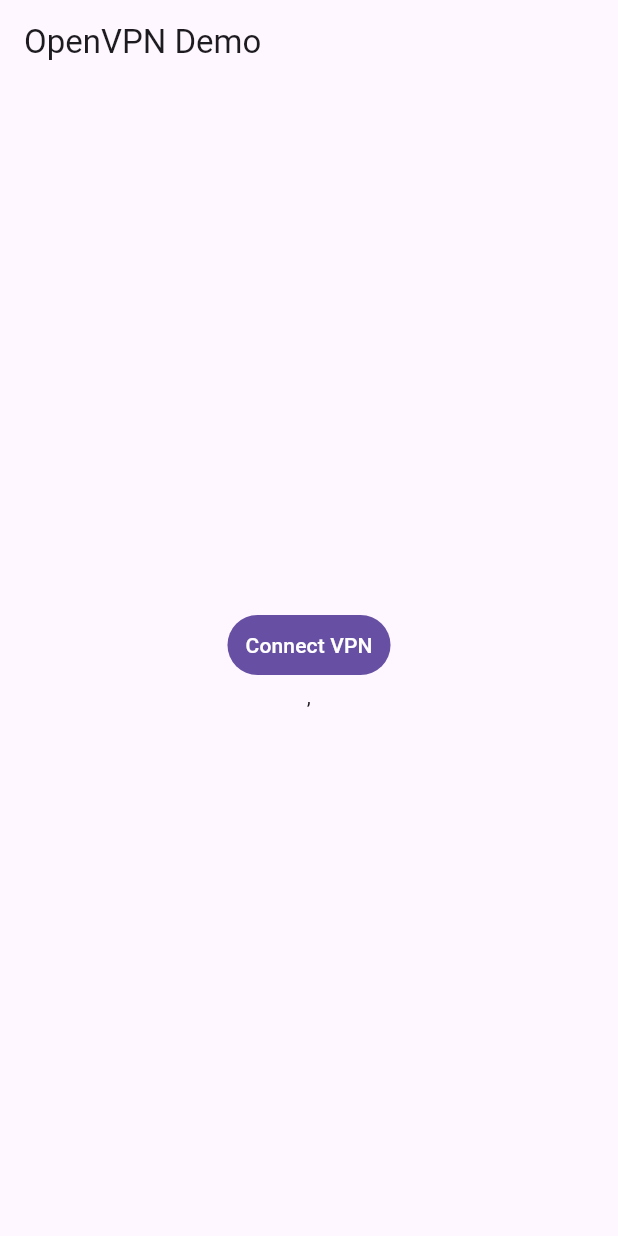
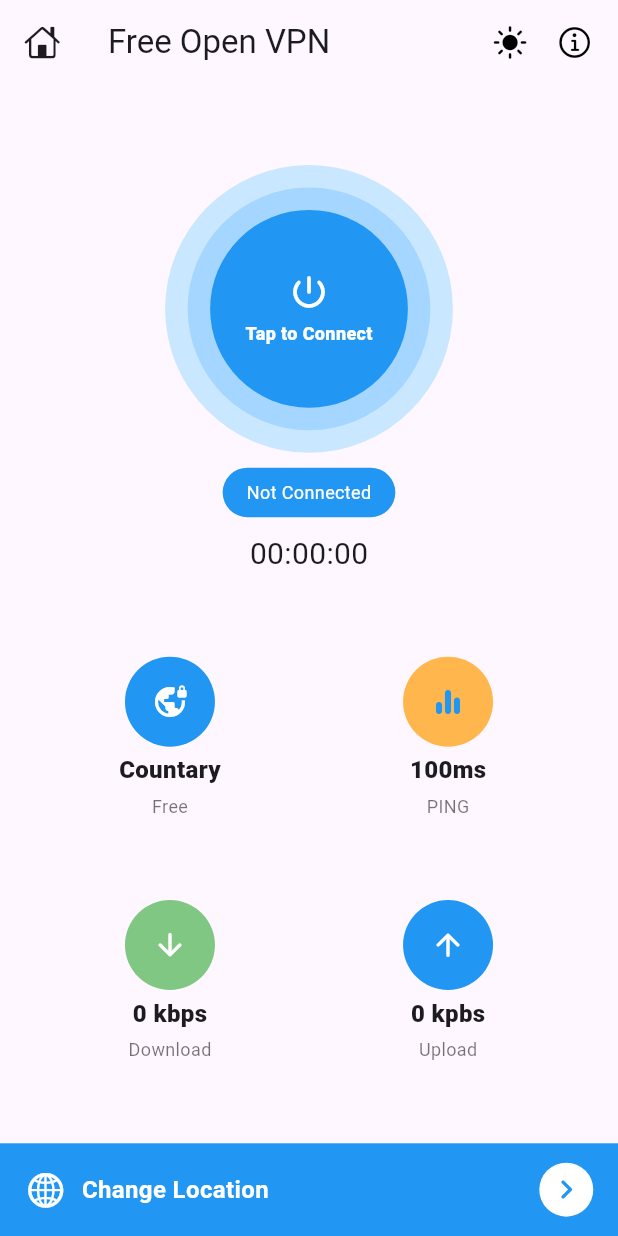
Before and after one commit to Mutie-Rehman/vpn-basic-project, a Flutter app: the screen it shows after launch, on a phone screen of 412 x 824 dp. Run offline on Flutter 3.47's test engine with Material 3 defaults, Android fonts, the phone set to English and light mode, and no system bars; our stand-ins replace get; statements that could not run were skipped.

Commit message:
Home Screen design completed

```diff
--- a/lib/screens/home_screen.dart
+++ b/lib/screens/home_screen.dart
@@ -1,9 +1,14 @@
 import 'dart:developer';
 
+import 'package:flutter/cupertino.dart';
 import 'package:flutter/material.dart';
 import 'package:flutter/scheduler.dart';
 
 import 'package:flutter/services.dart' show rootBundle;
+import 'package:get/get.dart';
+import 'package:vpn_basic_project/global/global_variables.dart';
+import 'package:vpn_basic_project/widgets/count_down_timer.dart';
+import 'package:vpn_basic_project/widgets/home_card.dart';
 
 import '../models/vpn_config.dart';
 import '../models/vpn_status.dart';
@@ -18,6 +23,8 @@ class _HomeScreenState extends State<HomeScreen> {
   String _vpnState = VpnEngine.vpnDisconnected;
   List<VpnConfig> _listVpn = [];
   VpnConfig? _selectedVpn;
+
+  final RxBool _startTimer = false.obs;
 
   @override
   void initState() {
@@ -51,21 +58,223 @@ class _HomeScreenState extends State<HomeScreen> {
 
   @override
   Widget build(BuildContext context) {
+    mq = MediaQuery.of(context).size;
     return Scaffold(
-      appBar: AppBar(title: Text('OpenVPN Demo')),
-      body: Center(
-        child: SingleChildScrollView(
-          padding: EdgeInsets.all(20),
-          physics: BouncingScrollPhysics(),
-          child: Column(
-              mainAxisSize: MainAxisSize.min,
-              crossAxisAlignment: CrossAxisAlignment.stretch,
-              children: [
-                Center(
+      //appbar
+      appBar: AppBar(
+        title: Text('Free Open VPN'),
+        leading: Icon(CupertinoIcons.home),
+        actions: [
+          IconButton(
+            onPressed: () {},
+            icon: Icon(
+              CupertinoIcons.brightness_solid,
+              color: Colors.black,
+            ),
+          ),
+          IconButton(
+            padding: EdgeInsets.only(right: 10),
+            onPressed: () {},
+            icon: Icon(
+              CupertinoIcons.info,
+              color: Colors.black,
+            ),
+          ),
+        ],
+      ),
+
+      //body
+      body: Column(mainAxisAlignment: MainAxisAlignment.spaceEvenly, children: [
+        _vpnButton(),
+
+        //home cards
+        Row(
+          mainAxisAlignment: MainAxisAlignment.center,
+          children: [
+            HomeCard(
+              title: "Countary",
+              subtitle: "Free",
+              icon: CircleAvatar(
+                backgroundColor: Colors.blue,
+                radius: 30,
+                child: Icon(
+                  Icons.vpn_lock_rounded,
+                  color: Colors.white,
+                ),
+              ),
+            ),
+            HomeCard(
+                title: "100ms",
+                subtitle: "PING",
+                icon: CircleAvatar(
+                  backgroundColor: Colors.orange.shade300,
+                  radius: 30,
+                  child: Icon(
+                    Icons.equalizer_rounded,
+                    color: Colors.blue,
+                  ),
+                )),
+          ],
+        ),
+        Row(
+          mainAxisAlignment: MainAxisAlignment.center,
+          children: [
+            HomeCard(
+                title: "0 kbps",
+                subtitle: "Download",
+                icon: CircleAvatar(
+                  radius: 30,
+                  backgroundColor: Colors.green.shade300,
+                  child: Icon(
+                    Icons.arrow_downward_rounded,
+                    color: Colors.white,
+                  ),
+                )),
+            HomeCard(
+              title: "0 kpbs",
+              subtitle: "Upload",
+              icon: CircleAvatar(
+                backgroundColor: Colors.blue,
+                radius: 30,
+                child: Icon(
+                  Icons.arrow_upward_rounded,
+                  color: Colors.white,
+                ),
+              ),
+            ),
+          ],
+        ),
+      ]),
+      bottomNavigationBar: _changeLocation(),
+    );
+  }
+
+  void _connectClick() {
+    ///Stop right here if user not select a vpn
+    if (_selectedVpn == null) return;
+
+    if (_vpnState == VpnEngine.vpnDisconnected) {
+      ///Start if stage is disconnected
+      VpnEngine.startVpn(_selectedVpn!);
+    } else {
+      ///Stop if stage is "not" disconnected
+      VpnEngine.stopVpn();
+    }
+  }
+
+//VPN BUTTON
+  Widget _vpnButton() => Column(
+        children: [
+          Semantics(
+            button: true,
+            child: InkWell(
+              onTap: () {
+                _startTimer.value = !_startTimer.value;
+              },
+              borderRadius: BorderRadius.circular(80),
+              child: Container(
+                padding: EdgeInsets.all(15),
+                decoration: BoxDecoration(
+                    shape: BoxShape.circle,
+                    color: const Color.fromARGB(255, 201, 231, 255)),
+                child: Container(
+                  padding: EdgeInsets.all(15),
+                  decoration: BoxDecoration(
+                      shape: BoxShape.circle,
+                      color: const Color.fromARGB(255, 165, 214, 255)),
+                  child: Container(
+                    width: mq.height * .16,
+                    height: mq.height * .16,
+                    decoration: BoxDecoration(
+                        shape: BoxShape.circle, color: Colors.blue),
+                    child: Column(
+                      mainAxisAlignment: MainAxisAlignment.center,
+                      children: [
+                        Icon(
+                          Icons.power_settings_new_rounded,
+                          size: 28,
+                          color: Colors.white,
+                        ),
+                        SizedBox(
+                          height: 5,
+                        ),
+                        Text(
+                          "Tap to Connect",
+                          style: TextStyle(
+                              fontSize: 12,
+                              color: Colors.white,
+                              fontWeight: FontWeight.w800),
+                        ),
+                      ],
+                    ),
+                  ),
+                ),
+              ),
+            ),
+          ),
+          Container(
+            margin: EdgeInsets.only(top: 10, bottom: 10),
+            padding: EdgeInsets.symmetric(vertical: 8, horizontal: 16),
+            decoration: BoxDecoration(
+                color: Colors.blue, borderRadius: BorderRadius.circular(20)),
+            child: Text(
+              "Not Connected",
+              style: TextStyle(
+                fontSize: 12,
+                color: Colors.white,
+              ),
+            ),
+          ),
+          //count down timer
+          Obx(() => CountDownTimer(startTimer: _startTimer.value)),
+        ],
+      );
+}
+
+//Change Location Widget
+Widget _changeLocation() => SafeArea(
+      child: Container(
+        padding: EdgeInsets.symmetric(horizontal: mq.width * 0.04),
+        color: Colors.blue,
+        height: mq.height * 0.075,
+        child: Row(
+          children: [
+            Icon(
+              CupertinoIcons.globe,
+              color: Colors.white,
+              size: 28,
+            ),
+            SizedBox(
+              width: 10,
+            ),
+            Text(
+              "Change Location",
+              style: TextStyle(
+                  color: Colors.white,
+                  fontSize: 16,
+                  fontWeight: FontWeight.w700),
+            ),
+            Spacer(),
+            CircleAvatar(
+              radius: 18,
+              backgroundColor: Colors.white,
+              child: Icon(
+                Icons.keyboard_arrow_right_rounded,
+                color: Colors.blue,
+                size: 26,
+              ),
+            )
+          ],
+        ),
+      ),
+    );
+
+/*
+ Center(
                   child: TextButton(
                     style: TextButton.styleFrom(
                       shape: StadiumBorder(),
-                      backgroundColor: Theme.of(context).primaryColor,
+                      backgroundColor: Colors.blue,
                     ),
                     child: Text(
                       _vpnState == VpnEngine.vpnDisconnected
@@ -106,23 +315,5 @@ class _HomeScreenState extends State<HomeScreen> {
                             },
                           ),
                         )
-                        .toList())
-              ]),
-        ),
-      ),
-    );
-  }
-
-  void _connectClick() {
-    ///Stop right here if user not select a vpn
-    if (_selectedVpn == null) return;
-
-    if (_vpnState == VpnEngine.vpnDisconnected) {
-      ///Start if stage is disconnected
-      VpnEngine.startVpn(_selectedVpn!);
-    } else {
-      ///Stop if stage is "not" disconnected
-      VpnEngine.stopVpn();
-    }
-  }
-}
+                        .toList()),
+*/
```
